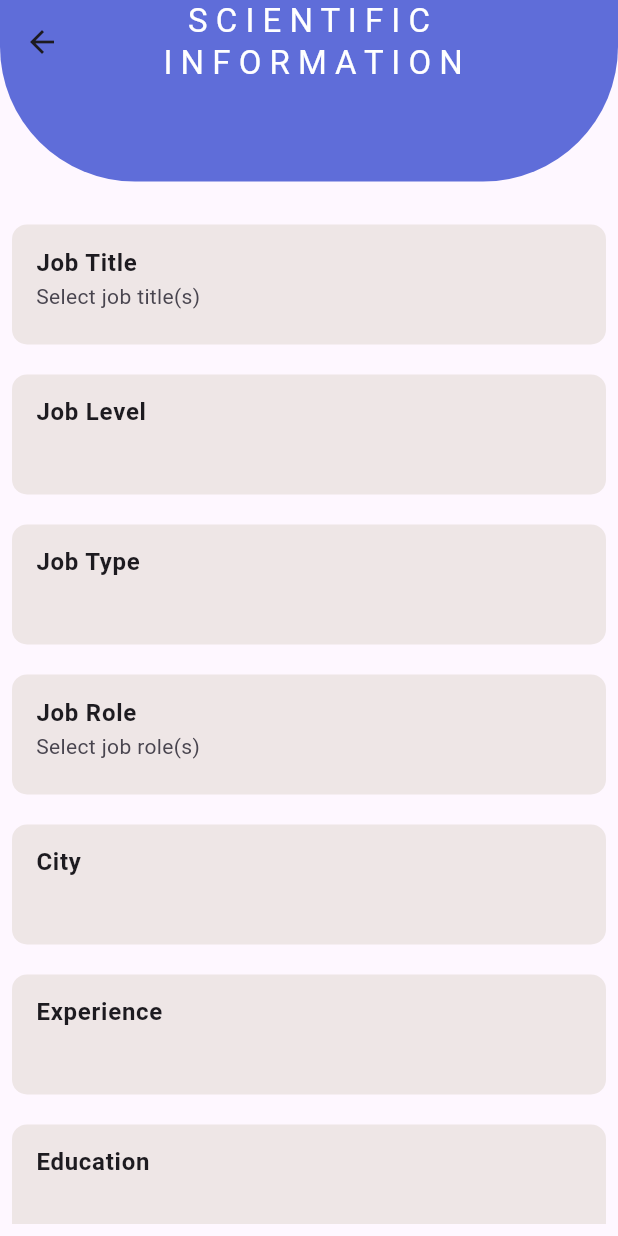
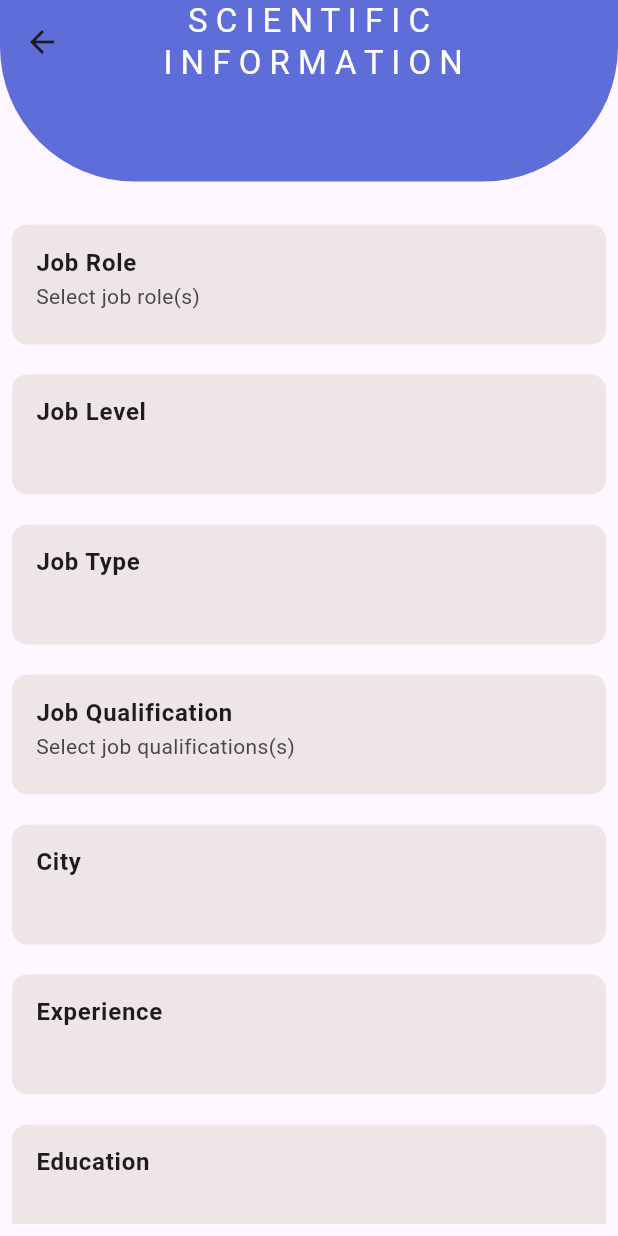
Before and after one commit to HozaifaJohar/career_compass, a Flutter app: the ScientificInformation screen opened by its route, on a phone screen of 412 x 824 dp. Run offline on Flutter 3.47's test engine with Material 3 defaults, Android fonts, the phone set to English and light mode, and no system bars; our stand-ins replace curved_navigation_bar, file_picker, flutter_svg, image_picker, pinput, shared_preferences; missing offline and left inert: flutter_pdfview; accounts and stored records are empty; network calls fail.

Commit message:
edit get subcategory api

```diff
--- a/lib/main.dart
+++ b/lib/main.dart
@@ -63,7 +63,7 @@ class MyApp extends StatelessWidget {
     return MaterialApp(
       debugShowCheckedModeBanner: false,
       title: 'Flutter Demo',
-      home: StartScreen(),
+      home: ScientificInformation(),
       routes: {
         '/start_screen': (context) => StartScreen(),
         'register_screen': (context) => RegisterScreen(),
--- /dev/null
+++ b/lib/models/qual.dart
@@ -0,0 +1,26 @@
+
+import 'dart:convert';
+
+List<Qualification> qualificationFromJson(String str) => List<Qualification>.from(json.decode(str).map((x) => Qualification.fromJson(x)));
+
+String qualificationToJson(List<Qualification> data) => json.encode(List<dynamic>.from(data.map((x) => x.toJson())));
+
+class Qualification {
+    int id;
+    String name;
+
+    Qualification({
+        required this.id,
+        required this.name,
+    });
+
+    factory Qualification.fromJson(Map<String, dynamic> json) => Qualification(
+        id: json["id"],
+        name: json["name"],
+    );
+
+    Map<String, dynamic> toJson() => {
+        "id": id,
+        "name": name,
+    };
+}
--- a/lib/screens/employee_screens/employee_information.dart
+++ b/lib/screens/employee_screens/employee_information.dart
@@ -1,3 +1,4 @@
+import 'package:career_compass/models/qual.dart';
 import 'package:career_compass/models/static.dart';
 import 'package:career_compass/models/subcatygory.dart';
 import 'package:career_compass/services/company/get_static.dart';
@@ -16,11 +17,11 @@ class _ScientificInformationState extends State<ScientificInformation> {
   late Future<Static> _futureStatic;
   late Future<List<Subcategory>> _futuresubcategory;
   TextEditingController address = TextEditingController();
-  List<String> selectedJobTitles = [];
-  List<String> selectedJobRole = [];
+  List<String> selectedJobCategoey = [];
+  List<String> selectedJobQualification = [];
+  List<int> selectedJobId = [];
   String jobLevelSelected = '';
   String jobTypeSelected = '';
-  String jobRoleSelected = '';
   String citySelected = '';
   String experienceSelected = '';
   String educateSelected = '';
@@ -28,76 +29,13 @@ class _ScientificInformationState extends State<ScientificInformation> {
   void initState() {
     super.initState();
     _futureStatic = GetStaticForEmmployee().getAllStatic();
-    _futuresubcategory = GetStaticForEmmployee().getSubcategory();
+    // _futuresubcategory = GetStaticForEmmployee().getSubcategory(selectedJobId);
   }
 
   @override
   Widget build(BuildContext context) {
     final screenHeight = MediaQuery.of(context).size.height;
 
-    List<String> jobLevel = [
-      'Student',
-      'Fresh Graduate',
-      'Junior Professional',
-      'Senior Professional',
-      'Manager',
-      'Director/Top Management'
-    ];
-    List<String> jobType = [
-      'Full Time',
-      'Contract',
-      'FreeLancer/Project',
-      'Intership',
-      'Volunteering',
-      'Work From Home'
-    ];
-    List<String> jobRole = [
-      'Administration/Operations/Management',
-      'Data Entry/Archiving',
-      'Strategy/Consulting',
-      'Research and Development/Statistic/Analyst',
-      'IT/Software Development',
-      'Banking/Insurance',
-      'House Keeping/ Office boys/ Porter',
-      'Translation/Writing/Editorial',
-      'Marketing/ PR /Advertising',
-      '  Graphic Design / Animation / Art',
-      'Education / Teaching / Training',
-      'Social Media / Journalism / Puublishing',
-      'Quality',
-      'Safety / Guard Services',
-      'Customer Service / Support',
-      'Maufacturing / Production',
-      'Sport / Nutrition / Physiotherapy',
-      'Pharming and Agriculture',
-      'Divers / Delivery',
-      'Secretarial / Resptionist',
-      'Tourism / Travel / Hotels',
-      'Pharmaceutical',
-      'Medical / Healthcare / Nursing ',
-      'Dentists / Prosthodontics',
-      'Technician / Workers',
-      'Legal / Contracts',
-      'Chemistry / Laboratories',
-      'Logistics / Warehouse / Supply Chain',
-      'Sales / Retail /Distripution',
-      'Accounting / Fenance',
-      'Project / Program Management',
-      'Purchasing / Procurement',
-      'Restaurant / Catering / Cuisine',
-      'Human Resources',
-      'Fashion and Beauty',
-      'Film and photography / Sound / Music ',
-      ' Engineering-Construction / Civil / Architecture',
-      'Interior Design / Decoration',
-      'Engineering-Other',
-      'Engineering-Telecom / Technology',
-      'Engineering-Mechanical / Electrical / Medical',
-      'engineering-Oil and Gas / Energy',
-      'C_Level Executive / GM / Director',
-      'Psychological support / Community services',
-      'Other'
-    ];
     List<String> city = [
       'Damascus',
       'Rif Dimashq',
@@ -192,7 +130,7 @@ class _ScientificInformationState extends State<ScientificInformation> {
                                                   data.categories[index].name,
                                                   textAlign: TextAlign.center,
                                                 ),
-                                                trailing: selectedJobTitles
+                                                trailing: selectedJobCategoey
                                                         .contains(data
                                                             .categories[index]
                                                             .name)
@@ -201,12 +139,12 @@ class _ScientificInformationState extends State<ScientificInformation> {
                                                             Icons.close),
                                                         onPressed: () {
                                                           setState(() {
-                                                            // selectedJobId.remove(
-                                                            //     data
-                                                            //         .categories[
-                                                            //             index]
-                                                            //         .id);
-                                                            selectedJobTitles
+                                                            selectedJobId
+                                                                .remove(data
+                                                                    .categories[
+                                                                        index]
+                                                                    .id);
+                                                            selectedJobCategoey
                                                                 .remove(data
                                                                     .categories[
                                                                         index]
@@ -219,20 +157,23 @@ class _ScientificInformationState extends State<ScientificInformation> {
                                                     : null,
                                                 onTap: () {
                                                   setState(() {
-                                                    if (selectedJobTitles
+                                                    if (selectedJobCategoey
                                                         .contains(data
                                                             .categories[index]
                                                             .name)) {
-                                                      // selectedJobId.remove(data
-                                                      //     .categories[index].id);
-                                                      selectedJobTitles.remove(
-                                                          data.categories[index]
+                                                      selectedJobId.remove(data
+                                                          .categories[index]
+                                                          .id);
+                                                      selectedJobCategoey
+                                                          .remove(data
+                                                              .categories[index]
                                                               .name);
                                                     } else {
-                                                      // selectedJobId.add(data
-                                                      //     .categories[index].id);
-                                                      selectedJobTitles.add(data
+                                                      selectedJobId.add(data
                                                           .categories[index]
+                                                          .id);
+                                                      selectedJobCategoey.add(
+                                                          data.categories[index]
                                                               .name);
                                                     }
                                                     Navigator.pop(context);
@@ -255,15 +196,15 @@ class _ScientificInformationState extends State<ScientificInformation> {
                           borderRadius: BorderRadius.circular(10)),
                       child: ListTile(
                         title: const Text(
-                          'Job Title',
+                          'Job Role',
                           style: TextStyle(fontWeight: FontWeight.bold),
                         ),
-                        subtitle: selectedJobTitles.isNotEmpty
+                        subtitle: selectedJobCategoey.isNotEmpty
                             ? SingleChildScrollView(
                                 scrollDirection: Axis.horizontal,
                                 child: Row(
                                   children: [
-                                    for (final jobTitle in selectedJobTitles)
+                                    for (final jobTitle in selectedJobCategoey)
                                       Padding(
                                         padding: const EdgeInsets.all(4.0),
                                         child: Container(
@@ -283,7 +224,7 @@ class _ScientificInformationState extends State<ScientificInformation> {
                                                 GestureDetector(
                                                   onTap: () {
                                                     setState(() {
-                                                      selectedJobTitles
+                                                      selectedJobCategoey
                                                           .remove(jobTitle);
                                                     });
                                                   },
@@ -300,7 +241,7 @@ class _ScientificInformationState extends State<ScientificInformation> {
                                   ],
                                 ),
                               )
-                            : const Text('Select job title(s)'),
+                            : const Text('Select job role(s)'),
                       )),
                 ),
                 const SizedBox(
@@ -455,8 +396,9 @@ class _ScientificInformationState extends State<ScientificInformation> {
                                     topRight: Radius.circular(50))),
                             child: Padding(
                                 padding: const EdgeInsets.all(10.0),
-                                child: FutureBuilder<List<Subcategory>>(
-                                    future: _futuresubcategory,
+                                child: FutureBuilder<List<Qualification>>(
+                                    future: GetStaticForEmmployee()
+                                        .getSubcategory(selectedJobId.join(',')),
                                     builder: (context, snapshot) {
                                       if (snapshot.hasData) {
                                         var data = snapshot.data!;
@@ -468,9 +410,11 @@ class _ScientificInformationState extends State<ScientificInformation> {
                                                   data[index].name,
                                                   textAlign: TextAlign.center,
                                                 ),
-                                                trailing: selectedJobRole
+                                                trailing:
+                                                    selectedJobQualification
                                                             .contains(
-                                                            data[index].name)
+                                                                data[index]
+                                                                    .name)
                                                         ? IconButton(
                                                             icon: const Icon(
                                                                 Icons.close),
@@ -481,9 +425,9 @@ class _ScientificInformationState extends State<ScientificInformation> {
                                                                 //         .categories[
                                                                 //             index]
                                                                 //         .id);
-                                                            selectedJobRole
-                                                                .remove(
-                                                                    data[index]
+                                                                selectedJobQualification
+                                                                    .remove(data[
+                                                                            index]
                                                                         .name);
                                                                 Navigator.pop(
                                                                     context);
@@ -493,17 +437,19 @@ class _ScientificInformationState extends State<ScientificInformation> {
                                                         : null,
                                                 onTap: () {
                                                   setState(() {
-                                                    if (selectedJobRole
+                                                    if (selectedJobQualification
                                                         .contains(
                                                             data[index].name)) {
                                                       // selectedJobId.remove(data
                                                       //     .categories[index].id);
-                                                      selectedJobRole.remove(
+                                                      selectedJobQualification
+                                                          .remove(
                                                               data[index].name);
                                                     } else {
                                                       // selectedJobId.add(data
                                                       //     .categories[index].id);
-                                                      selectedJobRole.add(
+                                                      selectedJobQualification
+                                                          .add(
                                                               data[index].name);
                                                     }
                                                     Navigator.pop(context);
@@ -512,7 +458,10 @@ class _ScientificInformationState extends State<ScientificInformation> {
                                               );
                                             });
                                       } else {
-                                        return const CircularProgressIndicator();
+                                        return const Center(
+                                            child: SizedBox(
+                                                child:
+                                                    CircularProgressIndicator()));
                                       }
                                     })),
                           );
@@ -526,15 +475,16 @@ class _ScientificInformationState extends State<ScientificInformation> {
                           borderRadius: BorderRadius.circular(10)),
                       child: ListTile(
                         title: const Text(
-                          'Job Role',
+                          'Job Qualification',
                           style: TextStyle(fontWeight: FontWeight.bold),
                         ),
-                        subtitle: selectedJobRole.isNotEmpty
+                        subtitle: selectedJobQualification.isNotEmpty
                             ? SingleChildScrollView(
                                 scrollDirection: Axis.horizontal,
                                 child: Row(
                                   children: [
-                                    for (final jobRole in selectedJobRole)
+                                    for (final jobQualification
+                                        in selectedJobQualification)
                                       Padding(
                                         padding: const EdgeInsets.all(4.0),
                                         child: Container(
@@ -549,13 +499,14 @@ class _ScientificInformationState extends State<ScientificInformation> {
                                             child: Row(
                                               mainAxisSize: MainAxisSize.min,
                                               children: [
-                                                Text(jobRole),
+                                                Text(jobQualification),
                                                 const SizedBox(width: 8),
                                                 GestureDetector(
                                                   onTap: () {
                                                     setState(() {
-                                                      selectedJobRole
-                                                          .remove(jobRole);
+                                                      selectedJobQualification
+                                                          .remove(
+                                                              jobQualification);
                                                     });
                                                   },
                                                   child: const Icon(
@@ -571,7 +522,7 @@ class _ScientificInformationState extends State<ScientificInformation> {
                                   ],
                                 ),
                               )
-                            : const Text('Select job role(s)'),
+                            : const Text('Select job qualifications(s)'),
                       )),
                 ),
                 const SizedBox(
@@ -737,6 +688,28 @@ class _ScientificInformationState extends State<ScientificInformation> {
                     ),
                   ),
                 ),
+                const SizedBox(
+                  height: 20,
+                ),
+                GestureDetector(
+                  onTap: () {
+                    print(selectedJobId);
+                  },
+                  child: Container(
+                    height: 40,
+                    width: 100,
+                    decoration: BoxDecoration(
+                        color: AppColors.mainColor,
+                        borderRadius:
+                            const BorderRadius.all(Radius.circular(20))),
+                    child: const Center(
+                      child: Text(
+                        'Complete',
+                        style: TextStyle(color: Colors.white),
+                      ),
+                    ),
+                  ),
+                )
               ],
             ),
           ),
--- a/lib/services/employee/employee_auth/register_employee_service.dart
+++ b/lib/services/employee/employee_auth/register_employee_service.dart
@@ -20,6 +20,7 @@ class RegisterEmployeeSrevice extends ChangeNotifier {
     required String phone,
     required String homeAddress,
     required String birthDayDate,
+    required String description,
   }) async {
     //Map<String, dynamic> data = await Api().post(
     int data = await Api().post(
@@ -32,6 +33,7 @@ class RegisterEmployeeSrevice extends ChangeNotifier {
         "phone": phone,
         "home_address": homeAddress,
         "birthday_date": birthDayDate,
+        "description":description
       },
     );
     //return UserEmployee.fromJson(data);
--- a/lib/services/employee/get_selection.dart
+++ b/lib/services/employee/get_selection.dart
@@ -1,5 +1,6 @@
 import 'package:career_compass/constant/url.dart';
 import 'package:career_compass/helper/api.dart';
+import 'package:career_compass/models/qual.dart';
 import 'package:career_compass/models/static.dart';
 import 'package:career_compass/models/subcatygory.dart';
 
@@ -13,11 +14,13 @@ class GetStaticForEmmployee {
     return Static.fromJson(response);
   }
 
-  Future<List<Subcategory>> getSubcategory() async {
+  Future<List<Qualification>> getSubcategory(String categories) async {
     String url = AppString.baseUrl;
-    List<dynamic> jsonData = await Api().get(url: '$url/sub-categories');
-    List<Subcategory> subCategory =
-        jsonData.map((json) => Subcategory.fromJson(json)).toList();
+
+    List<dynamic> jsonData = await Api().get(
+        url: '$url/statics/get_their_subcategories?categories=$categories');
+    List<Qualification> subCategory =
+        jsonData.map((json) => Qualification.fromJson(json)).toList();
     print(jsonData);
     return subCategory;
   }
```
Also changed, not shown: lib/screens/employee_screens/register_employee.dart (+14 -2 lines). Lines whose indentation alone changed are shown as unchanged.
